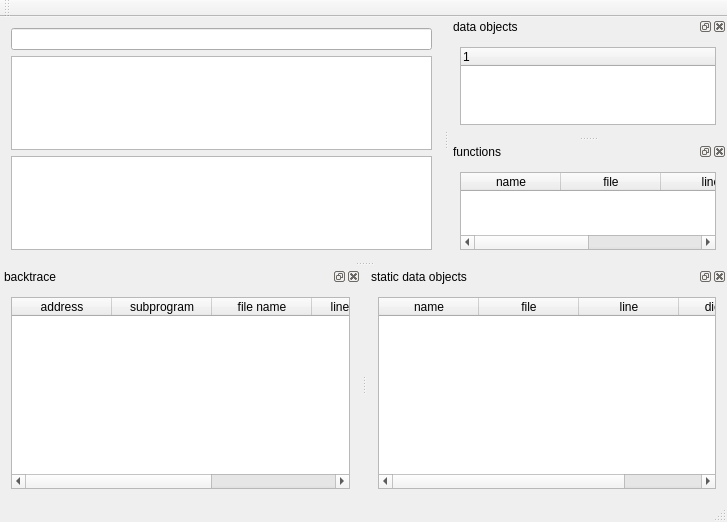
stoyan-shopov/troll, file mainwindow.ui: the form before one commit.
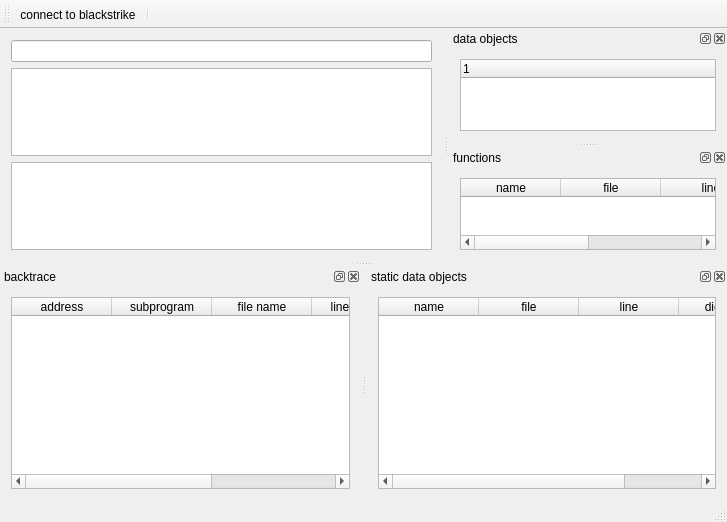
The form after the commit.

Commit message: started adding blackstrike connection support

Patch:
```diff
--- a/mainwindow.ui
+++ b/mainwindow.ui
@@ -47,6 +47,8 @@
    <attribute name="toolBarBreak">
     <bool>false</bool>
    </attribute>
+   <addaction name="actionBlackstrikeConnect"/>
+   <addaction name="separator"/>
   </widget>
   <widget class="QStatusBar" name="statusBar"/>
   <widget class="QDockWidget" name="dockWidget">
@@ -198,6 +200,11 @@
     </layout>
    </widget>
   </widget>
+  <action name="actionBlackstrikeConnect">
+   <property name="text">
+    <string>connect to blackstrike</string>
+   </property>
+  </action>
  </widget>
  <layoutdefault spacing="6" margin="11"/>
  <resources/>
```
Left out of the diff: 22 changed lines with no effect on the pictures. The commit also changes 3 other files.
